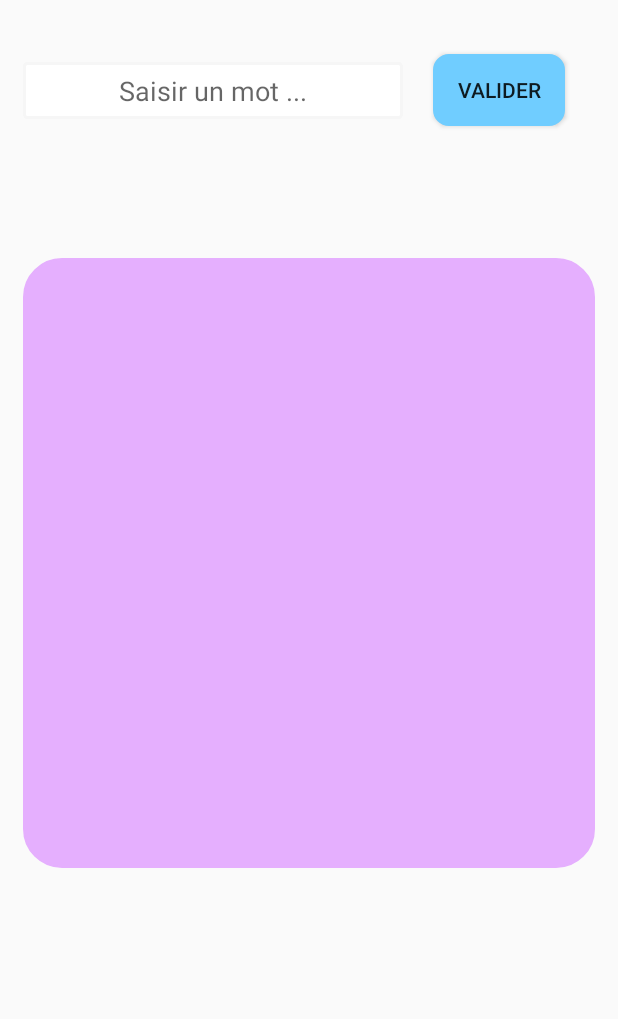
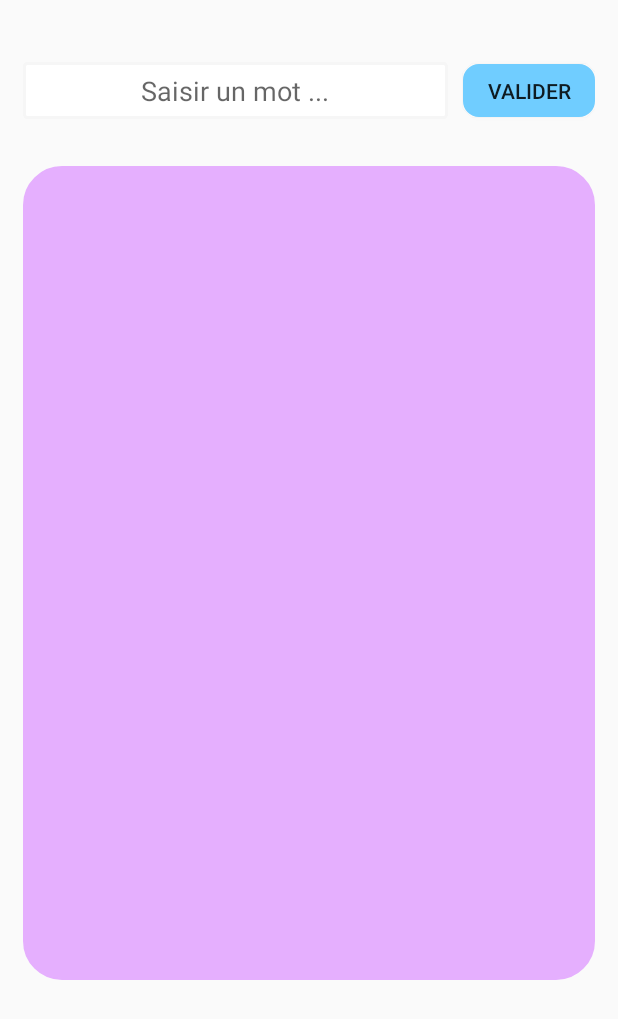
Before and after one commit to leger50/meliMelo, an Android app: the layout activity_jeu_normal.xml on its own in the app's theme, with its tools: preview values and no code run, on a phone screen of 412 x 824 dp. Shown: the top 1019 px of the screen. Run offline under Robolectric (Android 15) with nearby library versions, the phone set to English and light mode, and no system bars.

Commit message:
Auto stash before merge of "master" and "origin/master"

```diff
--- a/app/src/main/res/layout/activity_jeu_normal.xml
+++ b/app/src/main/res/layout/activity_jeu_normal.xml
@@ -27,13 +27,13 @@
 
         <Button
             android:layout_width="wrap_content"
-            android:layout_height="wrap_content"
+            android:layout_height="35dp"
             android:layout_gravity="center_horizontal|center_vertical"
-            android:layout_margin="20dp"
             android:background="@drawable/btn_validate_word_rnd"
             android:gravity="center_horizontal|center_vertical"
-            android:paddingLeft="15dp"
-            android:paddingRight="15dp"
+            android:paddingLeft="10dp"
+            android:paddingRight="10dp"
+            android:layout_marginLeft="10dp"
             android:text="@string/activityJeuNormal_btnValiderMot" />
 
     </LinearLayout>
@@ -43,19 +43,21 @@
         android:layout_width="match_parent"
         android:layout_height="wrap_content"
         android:layout_weight="2.5"
-        android:layout_marginTop="100px"
-        android:layout_marginBottom="100px"
+        android:layout_marginTop="5dp"
+        android:layout_marginBottom="5dp"
         android:background="@drawable/bg_parametre_partie_rnd"
         android:orientation="vertical">
 
     </LinearLayout>
 
-    <ListView
+    <GridView
+        android:id="@+id/word_find"
+        android:numColumns="3"
+        android:gravity="center"
+        android:stretchMode="columnWidth"
         android:layout_width="match_parent"
-        android:layout_height="0dp"
-        android:layout_weight="1">
-
-
-    </ListView>
+        android:scrollbars="horizontal"
+        android:layout_height="150dp">
+        ></GridView>
 
 </LinearLayout>
```
